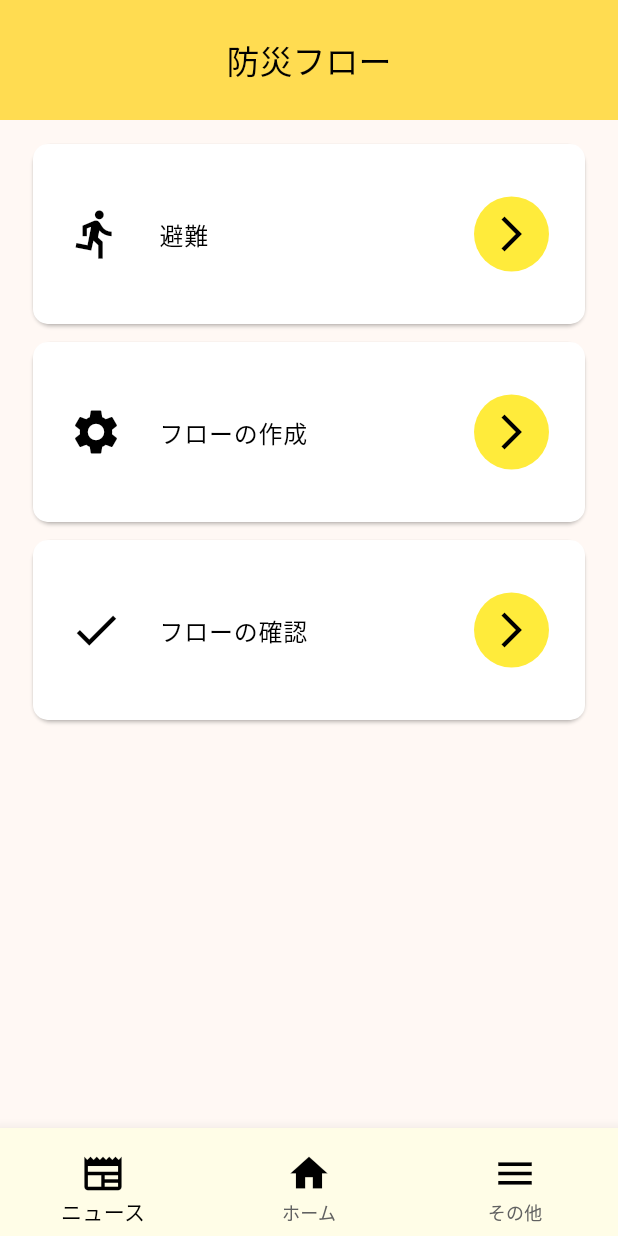
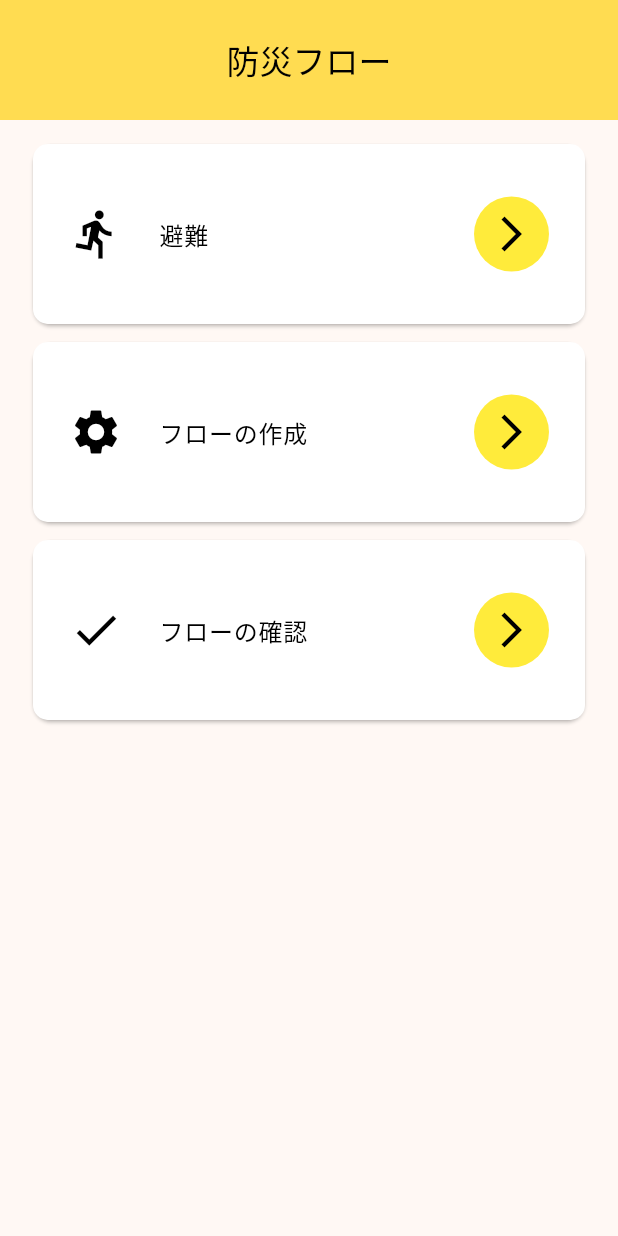
Before and after one commit to Campfire-Social-Impl/disaster_flow, a Flutter app: the screen it shows after launch, on a phone screen of 412 x 824 dp. Run offline on Flutter 3.47's test engine with Material 3 defaults, Android fonts, the phone set to English and light mode, and no system bars; our stand-ins replace drift, firebase_core, firebase_messaging, flutter_hooks, flutter_local_notifications, hooks_riverpod and 3 more; missing offline and left inert: sqlite3; accounts and stored records are empty; generated files the repository leaves out were written again.

Commit message:
update: disabled bottom bar

```diff
--- a/lib/pages/home_page.dart
+++ b/lib/pages/home_page.dart
@@ -63,44 +63,44 @@ class HomePage extends HookConsumerWidget {
           ),
         ],
       ),
-      bottomNavigationBar: BottomNavigationBar(
-        fixedColor: Colors.black,
-        unselectedItemColor: Colors.grey[700],
-        iconSize: 30,
-        backgroundColor: Colors.yellow[50],
-        items: const [
-          BottomNavigationBarItem(
-            icon: Padding(
-              padding: EdgeInsets.only(top: 8),
-              child: Icon(
-                Icons.newspaper,
-                color: Colors.black,
-              ),
-            ),
-            label: 'ニュース',
-          ),
-          BottomNavigationBarItem(
-            icon: Padding(
-              padding: EdgeInsets.only(top: 8),
-              child: Icon(
-                Icons.home,
-                color: Colors.black,
-              ),
-            ),
-            label: 'ホーム',
-          ),
-          BottomNavigationBarItem(
-            icon: Padding(
-              padding: EdgeInsets.only(top: 8),
-              child: Icon(
-                Icons.menu,
-                color: Colors.black,
-              ),
-            ),
-            label: 'その他',
-          ),
-        ],
-      ),
+      // bottomNavigationBar: BottomNavigationBar(
+      //   fixedColor: Colors.black,
+      //   unselectedItemColor: Colors.grey[700],
+      //   iconSize: 30,
+      //   backgroundColor: Colors.yellow[50],
+      //   items: const [
+      //     BottomNavigationBarItem(
+      //       icon: Padding(
+      //         padding: EdgeInsets.only(top: 8),
+      //         child: Icon(
+      //           Icons.newspaper,
+      //           color: Colors.black,
+      //         ),
+      //       ),
+      //       label: 'ニュース',
+      //     ),
+      //     BottomNavigationBarItem(
+      //       icon: Padding(
+      //         padding: EdgeInsets.only(top: 8),
+      //         child: Icon(
+      //           Icons.home,
+      //           color: Colors.black,
+      //         ),
+      //       ),
+      //       label: 'ホーム',
+      //     ),
+      //     BottomNavigationBarItem(
+      //       icon: Padding(
+      //         padding: EdgeInsets.only(top: 8),
+      //         child: Icon(
+      //           Icons.menu,
+      //           color: Colors.black,
+      //         ),
+      //       ),
+      //       label: 'その他',
+      //     ),
+      //   ],
+      // ),
     );
   }
 
```
